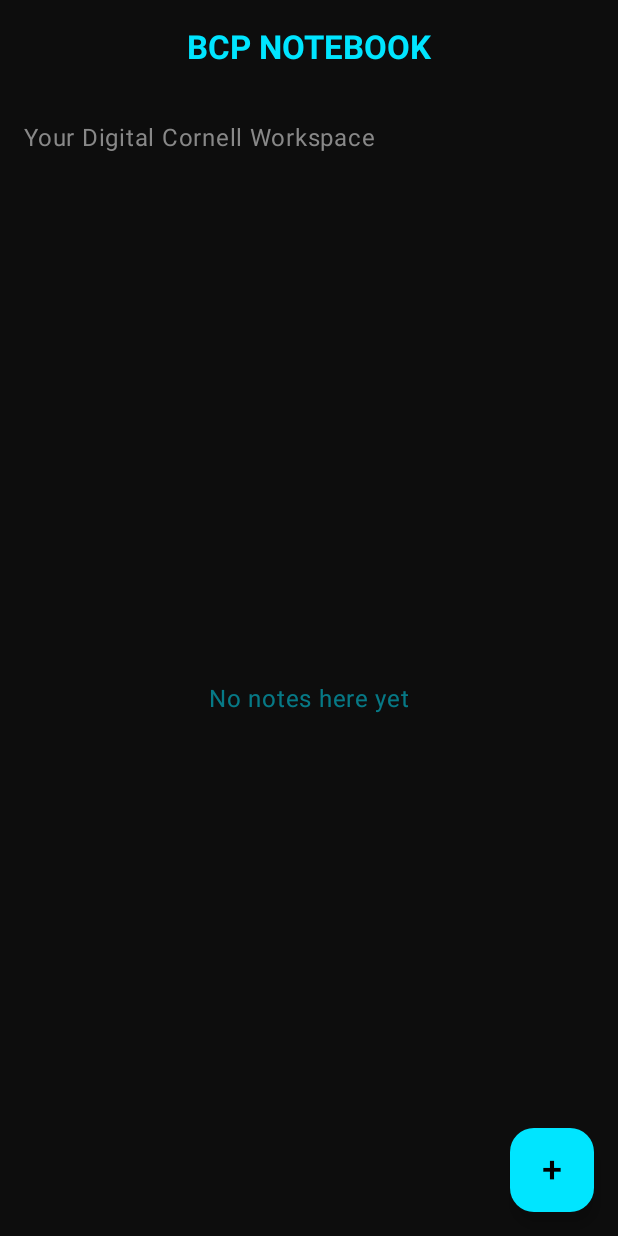
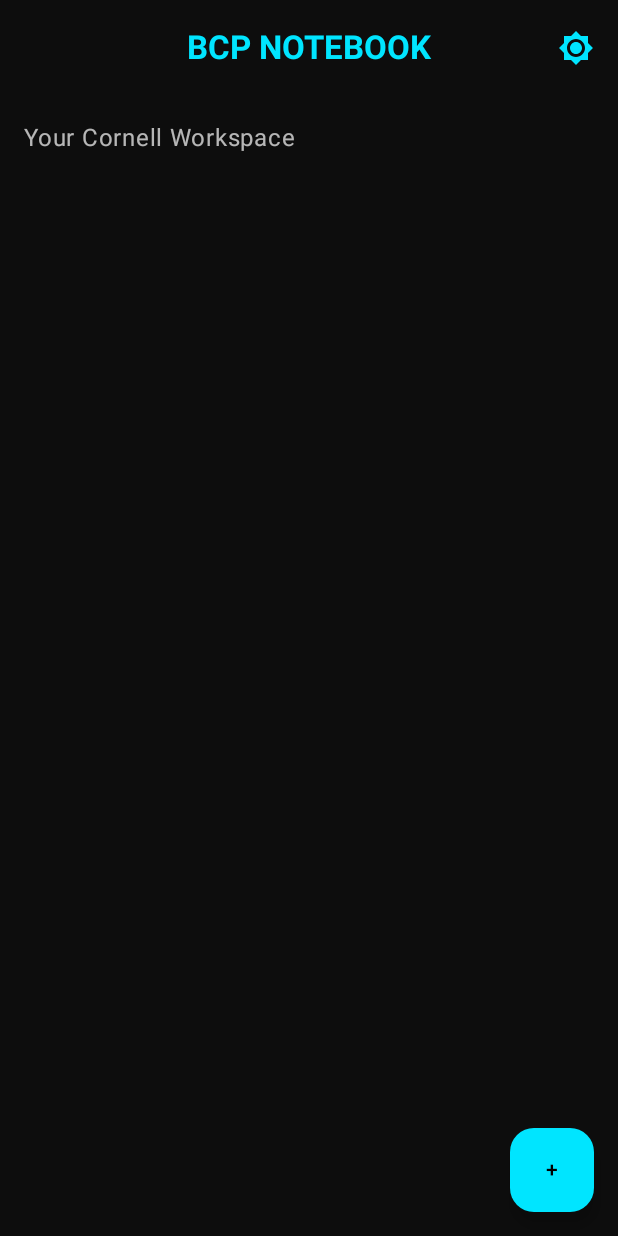
Before and after one commit to cybernahid-dev/BCP-NOTEBOOK, an Android app built with Jetpack Compose: the screen it shows after launch (MainActivity), after a tap on "LOGIN", on a phone screen of 412 x 824 dp. Run offline under Robolectric (Android 15) with nearby library versions, the phone set to English and light mode, and no system bars.

Commit message:
Feature: Added Light and Dark theme toggle functionality

```diff
--- a/app/src/main/java/com/example/bcpnotebook/ui/NotebookScreen.kt
+++ b/app/src/main/java/com/example/bcpnotebook/ui/NotebookScreen.kt
@@ -1,42 +1,60 @@
 package com.example.bcpnotebook.ui
 
 import androidx.compose.foundation.layout.*
+import androidx.compose.material.icons.Icons
+import androidx.compose.material.icons.filled.Brightness4
+import androidx.compose.material.icons.filled.Brightness7
 import androidx.compose.material3.*
 import androidx.compose.runtime.*
 import androidx.compose.ui.Modifier
-import androidx.compose.ui.graphics.Color
 import androidx.compose.ui.text.font.FontWeight
 import androidx.compose.ui.unit.dp
-import androidx.compose.ui.unit.sp
 import androidx.navigation.NavController
 import com.example.bcpnotebook.ui.theme.*
 
 @OptIn(ExperimentalMaterial3Api::class)
 @Composable
 fun NotebookScreen(navController: NavController) {
+    // থিম স্টেজ ম্যানেজমেন্ট (আপাতত লোকাল, পরে গ্লোবাল করা যাবে)
+    var isDarkTheme by remember { mutableStateOf(true) }
+
+    BCPNotebookTheme(darkTheme = isDarkTheme) {
         Scaffold(
             topBar = {
                 CenterAlignedTopAppBar(
-                title = { Text("BCP NOTEBOOK", fontWeight = FontWeight.Bold, color = NeonBlue) },
-                colors = TopAppBarDefaults.centerAlignedTopAppBarColors(containerColor = DeepSpace)
+                    title = { Text("BCP NOTEBOOK", fontWeight = FontWeight.Bold) },
+                    actions = {
+                        IconButton(onClick = { isDarkTheme = !isDarkTheme }) {
+                            Icon(
+                                imageVector = if (isDarkTheme) Icons.Default.Brightness7 else Icons.Default.Brightness4,
+                                contentDescription = "Toggle Theme",
+                                tint = MaterialTheme.colorScheme.primary
+                            )
+                        }
+                    },
+                    colors = TopAppBarDefaults.centerAlignedTopAppBarColors(
+                        containerColor = MaterialTheme.colorScheme.background,
+                        titleContentColor = MaterialTheme.colorScheme.primary
+                    )
                 )
             },
             floatingActionButton = {
                 FloatingActionButton(
-                // Plus button e click korle add_note screen e jabe
                     onClick = { navController.navigate("add_note") },
-                containerColor = NeonBlue
+                    containerColor = MaterialTheme.colorScheme.primary
                 ) {
-                Text("+", fontSize = 24.sp, color = Color.Black)
+                    Text("+", color = MaterialTheme.colorScheme.onPrimary)
                 }
             },
-        containerColor = DeepSpace
+            containerColor = MaterialTheme.colorScheme.background
         ) { padding ->
             Column(modifier = Modifier.padding(padding).padding(16.dp)) {
-            Text("Your Digital Cornell Workspace", color = Color.Gray)
+                Text(
+                    "Your Cornell Workspace",
+                    color = MaterialTheme.colorScheme.onBackground.copy(alpha = 0.7f)
+                )
                 Spacer(modifier = Modifier.height(20.dp))
-            Box(Modifier.fillMaxSize()) {
-                Text("No notes here yet", color = NeonBlue.copy(alpha = 0.5f), modifier = Modifier.align(androidx.compose.ui.Alignment.Center))
+                // নোটের লিস্ট এখানে আসবে
             }
         }
     }
--- a/app/src/main/java/com/example/bcpnotebook/ui/theme/Theme.kt
+++ b/app/src/main/java/com/example/bcpnotebook/ui/theme/Theme.kt
@@ -1,5 +1,6 @@
 package com.example.bcpnotebook.ui.theme
 
+import androidx.compose.foundation.isSystemInDarkTheme
 import androidx.compose.material3.*
 import androidx.compose.runtime.Composable
 import androidx.compose.ui.graphics.Color
@@ -13,10 +14,24 @@ private val DarkColorScheme = darkColorScheme(
     onSurface = Color.White
 )
 
+private val LightColorScheme = lightColorScheme(
+    primary = Color(0xFF007A8A), // ডার্ক নিওনের একটু হালকা ভার্সন
+    background = Color.White,
+    surface = Color(0xFFF5F5F5),
+    onPrimary = Color.White,
+    onBackground = Color.Black,
+    onSurface = Color.Black
+)
+
 @Composable
-fun BCPNotebookTheme(content: @Composable () -> Unit) {
+fun BCPNotebookTheme(
+    darkTheme: Boolean = isSystemInDarkTheme(),
+    content: @Composable () -> Unit
+) {
+    val colorScheme = if (darkTheme) DarkColorScheme else LightColorScheme
+
     MaterialTheme(
-        colorScheme = DarkColorScheme,
+        colorScheme = colorScheme,
         content = content
     )
 }
```
Lines whose indentation alone changed are shown as unchanged.
